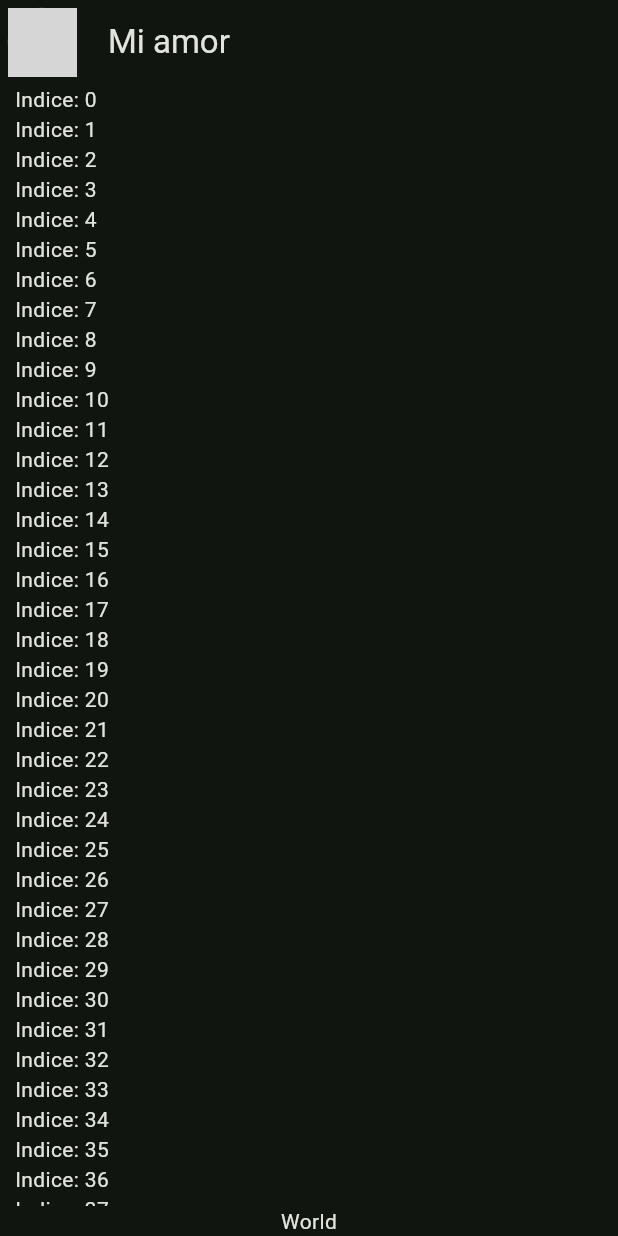
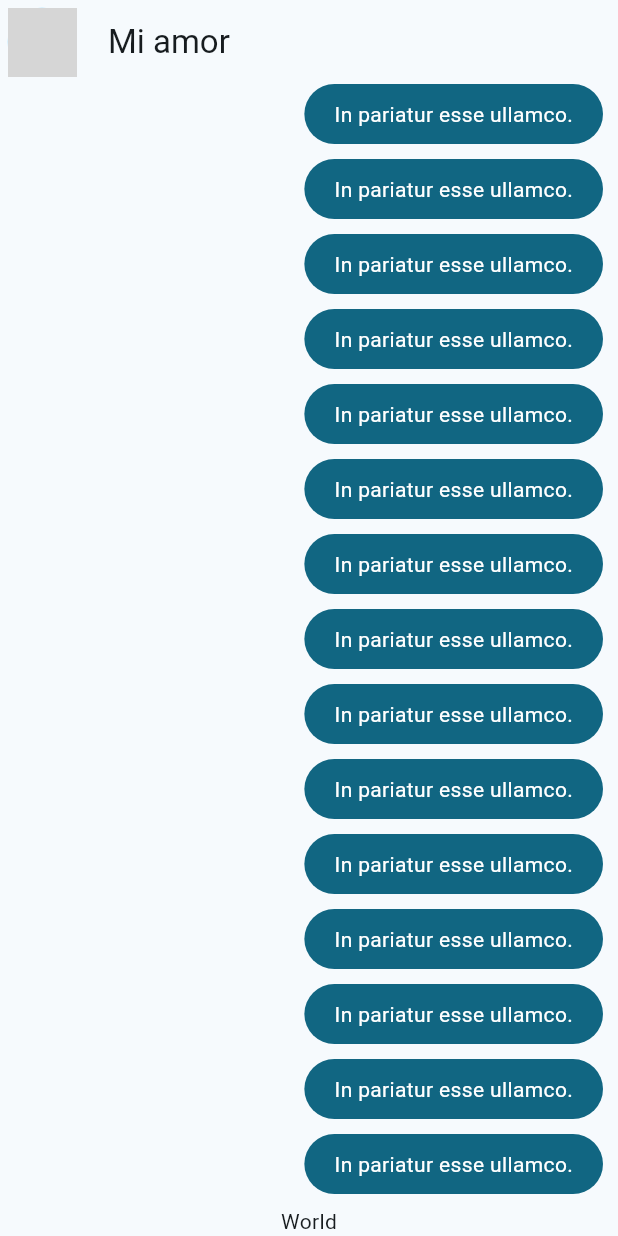
Before and after one commit to Trynag/udemy_flutter_fernando_herrera, a Flutter app: the screen it shows after launch, on a phone screen of 412 x 824 dp. Run offline on Flutter 3.47's test engine with Material 3 defaults, Android fonts, the phone set to English and light mode, and no system bars; network calls fail; grey boxes are pictures that could not be loaded.

Commit message:
Her message widget

```diff
--- a/yes_no_app/lib/config/theme/app_theme.dart
+++ b/yes_no_app/lib/config/theme/app_theme.dart
@@ -1,4 +1,3 @@
-import 'package:flutter/foundation.dart';
 import 'package:flutter/material.dart';
 
 const Color _myGreen = Color(0xFF368f4f);
@@ -22,7 +21,7 @@ class AppTheme {
   ThemeData theme() {
     return ThemeData(
       colorSchemeSeed: _colorTheme[selectedColorIndex],
-      brightness: Brightness.dark, // poner el tema en modo oscuro
+      // brightness: Brightness.dark, // poner el tema en modo oscuro
     );
   }
 }
--- a/yes_no_app/lib/main.dart
+++ b/yes_no_app/lib/main.dart
@@ -10,7 +10,7 @@ class MyApp extends StatelessWidget {
   @override
   Widget build(BuildContext context) {
     return MaterialApp(
-      theme: AppTheme(selectedColorIndex: 1).theme( ),
+      theme: AppTheme(selectedColorIndex: 4).theme( ),
       debugShowCheckedModeBanner: false,
       title: 'Yes No App',
       home: Scaffold(
--- a/yes_no_app/lib/presentation/screens/chat/chat_screen.dart
+++ b/yes_no_app/lib/presentation/screens/chat/chat_screen.dart
@@ -1,4 +1,5 @@
 import 'package:flutter/material.dart';
+import 'package:yes_no_app/presentation/widgets/chat/my_message_bubble.dart';
 
 class ChatScreen extends StatelessWidget {
 const ChatScreen({ super.key });
@@ -44,7 +45,7 @@ class _ChatView extends StatelessWidget {
             Expanded(
               child: ListView.builder(
                 itemBuilder:(context, index) {
-                  return Text('Indice: $index');
+                  return MyMessageBubble();
                 },
               ),
             ),
--- /dev/null
+++ b/yes_no_app/lib/presentation/widgets/chat/her_message_bubble.dart
@@ -0,0 +1,10 @@
+import 'package:flutter/material.dart';
+
+class HerMessageBubble extends StatelessWidget {
+  const HerMessageBubble({ super.key });
+
+  @override
+  Widget build(BuildContext context){
+    return Container();
+  }
+}
--- a/yes_no_app/lib/presentation/widgets/chat/my_message_bubble.dart
+++ b/yes_no_app/lib/presentation/widgets/chat/my_message_bubble.dart
@@ -1,10 +1,36 @@
 import 'package:flutter/material.dart';
 
 class MyMessageBubble extends StatelessWidget {
-const MyMessageBubble({ super.key });
+  const MyMessageBubble({ super.key });
 
   @override
   Widget build(BuildContext context){
-    return Text('My message');
+
+    final colors = Theme.of(context).colorScheme;
+
+    return Column(
+      crossAxisAlignment: CrossAxisAlignment.end,
+      children: [
+        Container(
+          decoration: BoxDecoration(
+            color: colors.primary,
+            borderRadius: BorderRadius.circular(20),
+          ),
+          child: Padding(
+            padding: const EdgeInsets.symmetric(horizontal: 20, vertical: 10),
+            child: Text(
+              'In pariatur esse ullamco.',
+              style: TextStyle(
+                color: Colors.white
+              ),
+            ),
+          ),
+        ),
+
+        SizedBox(
+          height: 10,
+        )
+      ],
+    );
   }
 }
```
